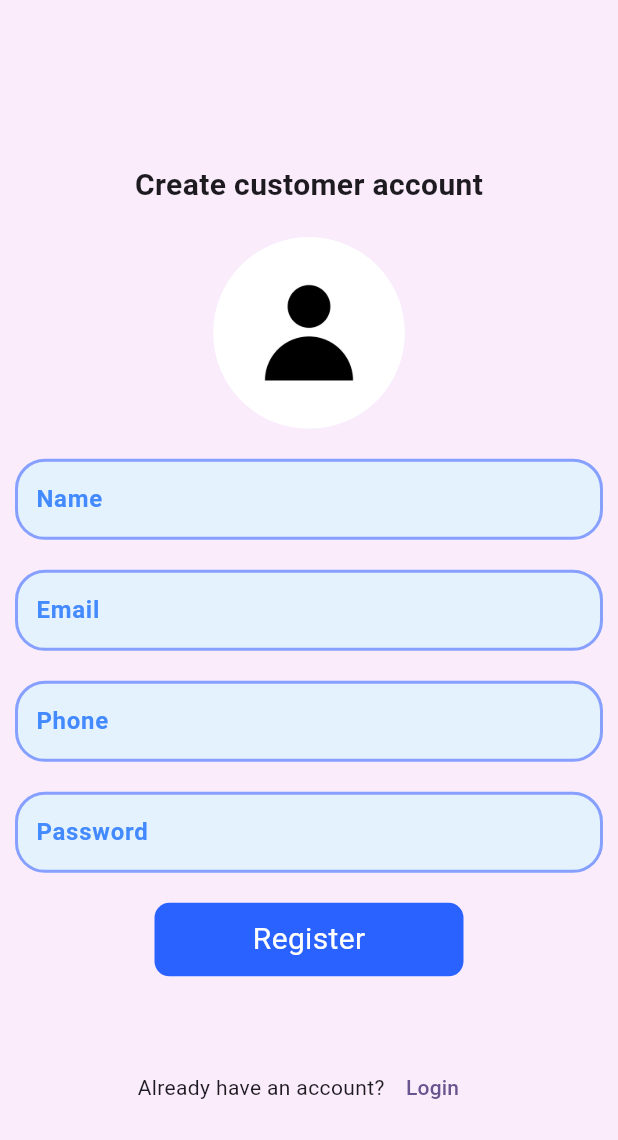
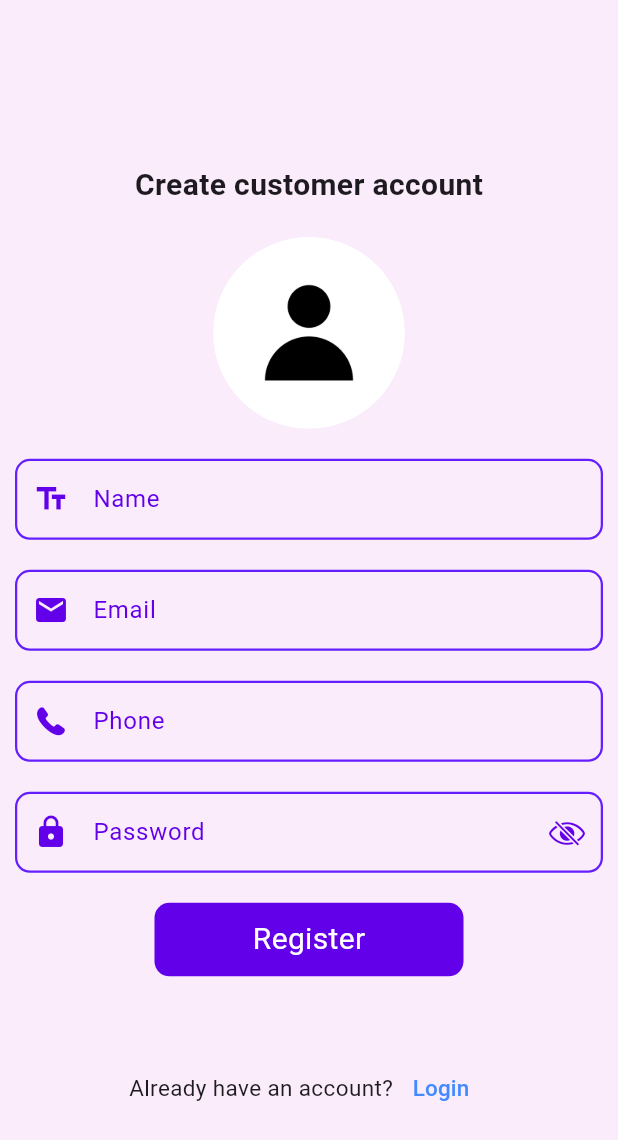
Before and after one commit to nisanray/megamart_ecommerce-app, a Flutter app: the screen it shows after launch, after a tap on "Login", after a tap on "Register", on a phone screen of 412 x 824 dp. Shown: the top 1140 px of the screen. Run offline on Flutter 3.47's test engine with Material 3 defaults, Android fonts, the phone set to English and light mode, and no system bars; our stand-ins replace cached_network_image, cloud_firestore, firebase_auth, firebase_core, firebase_storage, flutter_svg and 3 more; accounts and stored records are empty.

Commit message:
updated ui

```diff
--- a/lib/views/auth/login_screen.dart
+++ b/lib/views/auth/login_screen.dart
@@ -43,12 +43,14 @@ class _LogInScreenState extends State<LogInScreen> {
   Widget build(BuildContext context) {
     return SafeArea(
       child: Scaffold(
-        body: Center(
-          child: Container(
-            padding: const EdgeInsets.all(15),
-            color: AppColors.backgroundColor.withOpacity(0.08),
-            child: Form(
-              key: _formKey,
+        body: Container(
+          padding: const EdgeInsets.all(15),
+          color: AppColors.backgroundColor.withOpacity(0.08),
+          width: MediaQuery.sizeOf(context).width,
+          height:  MediaQuery.sizeOf(context).height,
+          child: Form(
+            key: _formKey,
+            child: Center(
               child: SingleChildScrollView(
                 scrollDirection: Axis.vertical,
                 child: Column(
@@ -111,7 +113,7 @@ class _LogInScreenState extends State<LogInScreen> {
                     const SizedBox(height: 20),
                     ElevatedButton(
                       style: ElevatedButton.styleFrom(
-                        backgroundColor: AppColors.buttonColor,
+                        backgroundColor: Colors.deepPurpleAccent.shade400,
                         padding: const EdgeInsets.symmetric(
                             horizontal: 50, vertical: 15),
                         textStyle: const TextStyle(
@@ -138,7 +140,7 @@ class _LogInScreenState extends State<LogInScreen> {
                     Row(
                       mainAxisAlignment: MainAxisAlignment.center,
                       children: [
-                        const Text("Don't have an account?"),
+                        const Text("Don't have an account?",style: TextStyle(fontSize: 15),),
                         TextButton(
                           onPressed: () {
                             Navigator.pushReplacement(
@@ -148,7 +150,7 @@ class _LogInScreenState extends State<LogInScreen> {
                                       const CustomerRegistrationScreen()),
                             );
                           },
-                          child: const Text('Register'),
+                          child: const Text('Register',style: TextStyle(color: Colors.blueAccent,fontSize: 15),),
                         ),
                       ],
                     ),
--- a/lib/views/auth/register_screen.dart
+++ b/lib/views/auth/register_screen.dart
@@ -66,10 +66,11 @@ class _CustomerRegistrationScreenState extends State<CustomerRegistrationScreen>
     }
   }
 
-
-
-
-
+  _togglePasswordVisibility() {
+    setState(() {
+      isPasswordVisible = !isPasswordVisible;
+    });
+  }
 
   Future<void> _pickImage(ImageSource source) async {
     try {
@@ -132,30 +133,41 @@ class _CustomerRegistrationScreenState extends State<CustomerRegistrationScreen>
                           ],
                         ),
                         SizedBox(height: space),
-                        CustomTextFormFields(
+                        _buildTextFormField(
+                          controller: TextEditingController(),
+                            labelText: "Name", hintText: "Enter your full name.",
+                            icon: Icons.text_fields,
                             onChanged: (value) {
                               fullName = value;
-                          },
-                          labelText: "Name",
-                          hintText: "Enter your full name.",
-                          controller: TextEditingController(),
-                          maxwidth: 800,
-                          validator: (value) {
+                            }, validator: (value) {
                             if (value == null || value.isEmpty) {
                               return 'Please enter your full name';
                             }
                             return null;
-                          },
-                        ),
+                          },),
+                        // CustomTextFormFields(
+                        //   onChanged: (value) {
+                        //     fullName = value;
+                        //   },
+                        //   labelText: "Name",
+                        //   hintText: "Enter your full name.",
+                        //   controller: TextEditingController(),
+                        //   maxwidth: 800,
+                        //   validator: (value) {
+                        //     if (value == null || value.isEmpty) {
+                        //       return 'Please enter your full name';
+                        //     }
+                        //     return null;
+                        //   },
+                        // ),
                         SizedBox(height: space),
-                        CustomTextFormFields(
+                        _buildTextFormField(
+                            controller: TextEditingController(),
+                            labelText: "Email", hintText: "Enter your email",
+                            icon: Icons.email,
                             onChanged: (value) {
                               email = value;
                             },
-                          labelText: "Email",
-                          hintText: "Enter your email",
-                          controller: TextEditingController(),
-                          maxwidth: 800,
                             validator: (value) {
                               if (value == null || value.isEmpty) {
                                 return 'Please enter your email';
@@ -164,17 +176,34 @@ class _CustomerRegistrationScreenState extends State<CustomerRegistrationScreen>
                                 return 'Please enter a valid email.';
                               }
                               return null;
-                          },
-                        ),
+                            },),
+                        // CustomTextFormFields(
+                        //   onChanged: (value) {
+                        //     email = value;
+                        //   },
+                        //   labelText: "Email",
+                        //   hintText: "Enter your email",
+                        //   controller: TextEditingController(),
+                        //   maxwidth: 800,
+                        //   validator: (value) {
+                        //     if (value == null || value.isEmpty) {
+                        //       return 'Please enter your email';
+                        //     }
+                        //     if (!RegExp(r'^[^@]+@[^@]+\.[^@]+').hasMatch(value)) {
+                        //       return 'Please enter a valid email.';
+                        //     }
+                        //     return null;
+                        //   },
+                        // ),
                         SizedBox(height: space),
-                        CustomTextFormFields(
+                        _buildTextFormField(
+                            controller: TextEditingController(),
+                            labelText: 'Phone',
+                            hintText: 'Enter your phone number',
+                            icon: CupertinoIcons.phone_fill,
                             onChanged: (value) {
                               phoneNumber = value;
                             },
-                          labelText: "Phone",
-                          hintText: "Enter your phone number",
-                          controller: TextEditingController(),
-                          maxwidth: 800,
                             validator: (value) {
                               if (value == null || value.isEmpty) {
                                 return 'Please enter your number';
@@ -183,18 +212,38 @@ class _CustomerRegistrationScreenState extends State<CustomerRegistrationScreen>
                                 return 'Please enter a valid phone number';
                               }
                               return null;
-                          },
-                        ),
+                            },),
+                        // CustomTextFormFields(
+                        //   onChanged: (value) {
+                        //     phoneNumber = value;
+                        //   },
+                        //   labelText: "Phone",
+                        //   hintText: "Enter your phone number",
+                        //   controller: TextEditingController(),
+                        //   maxwidth: 800,
+                        //   validator: (value) {
+                        //     if (value == null || value.isEmpty) {
+                        //       return 'Please enter your number';
+                        //     }
+                        //     if (!RegExp(r'^\+?[0-9]{11,}$').hasMatch(value)) {
+                        //       return 'Please enter a valid phone number';
+                        //     }
+                        //     return null;
+                        //   },
+                        // ),
                         SizedBox(height: space),
-                        CustomTextFormFields(
+                        _buildTextFormField(
+                            controller: TextEditingController(),
+                            labelText: 'Password',
+                            hintText: 'Create a strong password',
+                            icon: Icons.lock,
+                            suffixIcon: isPasswordVisible
+                                ? CupertinoIcons.eye
+                                : CupertinoIcons.eye_slash,
+                            suffixIconOnTap: _togglePasswordVisibility,
                             onChanged: (value) {
                               password = value;
                             },
-                          labelText: "Password",
-                          hintText: "Create a strong password",
-                          controller: TextEditingController(),
-                          maxwidth: 800,
-                          obscureText: false,
                             validator: (value) {
                               if (value == null || value.isEmpty) {
                                 return 'Please enter a password';
@@ -206,12 +255,33 @@ class _CustomerRegistrationScreenState extends State<CustomerRegistrationScreen>
                                 return 'Password must contain at least one uppercase letter, one lowercase letter, one digit, and one special character.';
                               }
                               return null;
-                          },
-                        ),
+                            },),
+                        // CustomTextFormFields(
+                        //   onChanged: (value) {
+                        //     password = value;
+                        //   },
+                        //   labelText: "Password",
+                        //   hintText: "Create a strong password",
+                        //   controller: TextEditingController(),
+                        //   maxwidth: 800,
+                        //   obscureText: false,
+                        //   validator: (value) {
+                        //     if (value == null || value.isEmpty) {
+                        //       return 'Please enter a password';
+                        //     }
+                        //     if (value.length < 8) {
+                        //       return 'Password must be at least 8 characters.';
+                        //     }
+                        //     if (!RegExp(r'^(?=.*[a-z])(?=.*[A-Z])(?=.*\d)(?=.*[\W_]).{6,}$').hasMatch(value)) {
+                        //       return 'Password must contain at least one uppercase letter, one lowercase letter, one digit, and one special character.';
+                        //     }
+                        //     return null;
+                        //   },
+                        // ),
                         SizedBox(height: space),
 
                         CustomButton(
-                          color: AppColors.buttonColor,
+                          color: AppColors.deepPurple,
                           widthPercentage: .5,
                           padding: 10,
                           buttonText: "Register",
@@ -226,14 +296,14 @@ class _CustomerRegistrationScreenState extends State<CustomerRegistrationScreen>
                         Row(
                           mainAxisAlignment: MainAxisAlignment.center,
                           children: [
-                            const Text('Already have an account?'),
+                            const Text('Already have an account?',style: TextStyle(fontSize: 15),),
                             TextButton(
                               onPressed: () {
                                 Navigator.pushReplacement(context, MaterialPageRoute(builder: (context) {
                                   return const LogInScreen();
                                 }));
                               },
-                              child: const Text('Login'),
+                              child: const Text('Login',style: TextStyle(color: Colors.blueAccent,fontSize: 15),),
                             ),
                           ],
                         ),
@@ -254,4 +324,50 @@ class _CustomerRegistrationScreenState extends State<CustomerRegistrationScreen>
       ),
     );
   }
+  Widget _buildTextFormField({
+    required TextEditingController controller,
+    required String labelText,
+    required String hintText,
+    IconData? icon,
+    bool obscureText = false,
+    IconData? suffixIcon,
+    VoidCallback? suffixIconOnTap,
+    required ValueChanged<String> onChanged,
+    required String? Function(String?)? validator,
+  }) {
+    return TextFormField(
+      controller: controller,
+      obscureText: obscureText,
+      decoration: InputDecoration(
+        labelText: labelText,
+        hintText: hintText,
+        prefixIcon: icon != null
+            ? Icon(icon, color: Colors.deepPurpleAccent.shade700)
+            : null, // Conditionally add prefixIcon
+        suffixIcon: suffixIcon != null
+            ? IconButton(
+          icon: Icon(suffixIcon),
+          onPressed: suffixIconOnTap,
+          color: Colors.deepPurpleAccent.shade700,
+        )
+            : null,
+        border: OutlineInputBorder(
+          borderRadius: BorderRadius.circular(10),
+        ),
+        enabledBorder: OutlineInputBorder(
+          borderSide: BorderSide(color: Colors.deepPurpleAccent.shade400, width: 1.5),
+          borderRadius: BorderRadius.circular(10),
+        ),
+        focusedBorder: OutlineInputBorder(
+          borderSide: BorderSide(color: Colors.deepPurpleAccent.shade700, width: 2),
+          borderRadius: BorderRadius.circular(10),
+        ),
+        labelStyle: TextStyle(color: Colors.deepPurpleAccent.shade700),
+        contentPadding: const EdgeInsets.symmetric(horizontal: 20, vertical: 15),
+      ),
+      onChanged: onChanged,
+      validator: validator,
+    );
   }
+
+}
```
Lines whose indentation alone changed are shown as unchanged.
